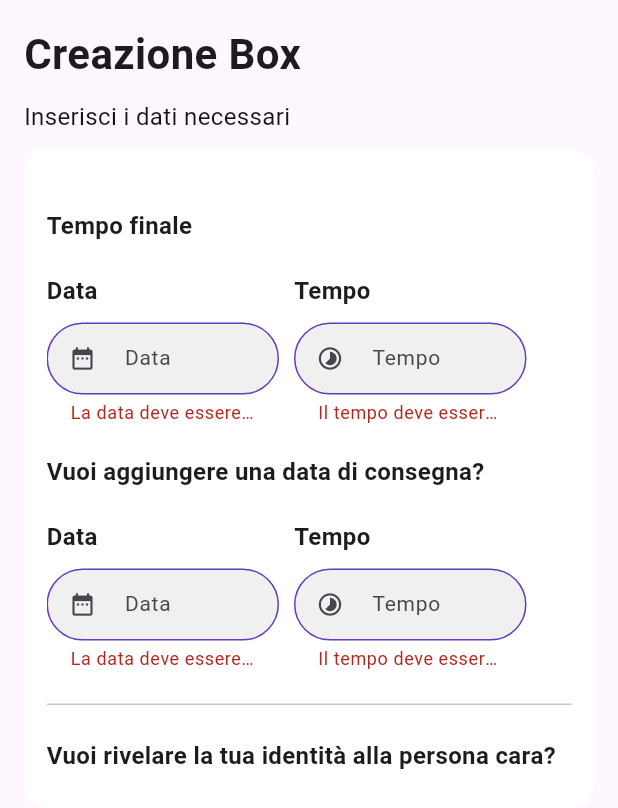
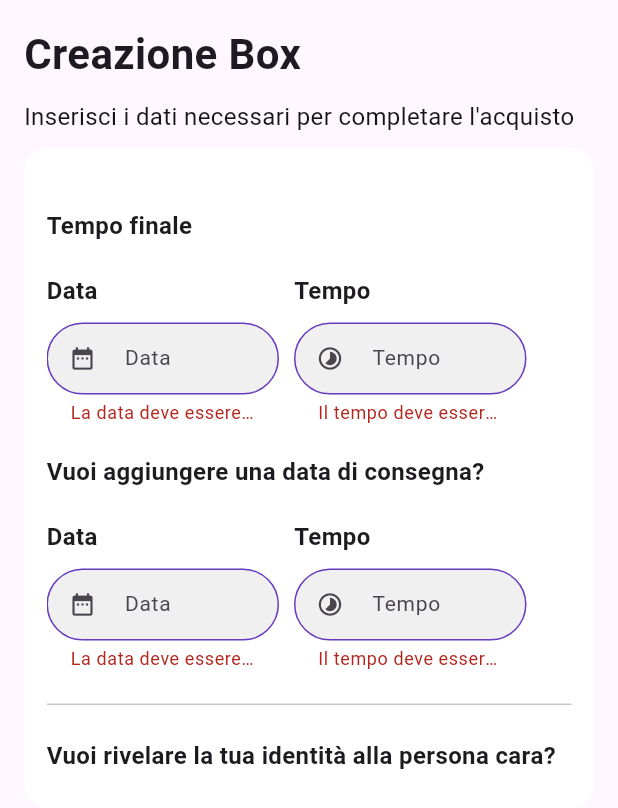
Before and after one commit to p4m-dev/quomia-app, a Flutter app: the FutureFormStep widget shown alone on an empty page, opened directly with empty values, scrolled down 672 dp, after a tap on "Sigilla", on a phone screen of 412 x 824 dp. Shown: the top 808 px of the screen. Run offline on Flutter 3.47's test engine with Material 3 defaults, Android fonts, the light colour scheme and no system bars; our stand-ins replace audioplayers, better_player, cached_network_image, carousel_slider, file_picker, firebase_auth and 11 more; missing offline and left inert: blurhash, video_compress, video_thumbnail; accounts and stored records are empty; network calls fail; Roboto replaces fonts that are missing (DM Sans).

Commit message:
feat: added logic to handle future box

```diff
--- a/lib/widgets/box/request/box_request_factory.dart
+++ b/lib/widgets/box/request/box_request_factory.dart
@@ -29,6 +29,8 @@ class BoxRequestFactory {
   final BoxType boxType;
   final List<DateTime>? futureDates;
   final bool? isAnonymous;
+  final TextEditingController? deliveryDateController;
+  final TextEditingController? deliveryTimeController;
 
   BoxRequestFactory(
       {required this.boxHelper,
@@ -46,7 +48,9 @@ class BoxRequestFactory {
       required this.receiver,
       required this.boxType,
       this.futureDates,
-      this.isAnonymous});
+      this.isAnonymous,
+      this.deliveryDateController,
+      this.deliveryTimeController});
 
   Future<BoxRequest> createBoxRequest() async {
     return BoxRequest(
@@ -89,6 +93,16 @@ class BoxRequestFactory {
         end: CustomDateUtils.transformDate(
             dateEndController.text, timeEndController.text),
       ),
-        future: futureDates);
+      future: futureDates,
+      deliveryDate: _getDeliveryDate(),
+    );
+  }
+
+  DateTime? _getDeliveryDate() {
+    return (deliveryDateController?.text.isNotEmpty ?? false) &&
+            (deliveryTimeController?.text.isNotEmpty ?? false)
+        ? CustomDateUtils.transformDate(
+            deliveryDateController!.text, deliveryTimeController!.text)
+        : null;
   }
 }
--- a/lib/widgets/box/steps/future_form_step.dart
+++ b/lib/widgets/box/steps/future_form_step.dart
@@ -1,5 +1,7 @@
+import 'dart:io';
 import 'dart:typed_data';
 
+import 'package:file_picker/file_picker.dart';
 import 'package:flutter/material.dart';
 import 'package:fluttertoast/fluttertoast.dart';
 import 'package:quomia/designSystem/button.dart';
@@ -14,6 +16,7 @@ import 'package:quomia/http/constants.dart';
 import 'package:quomia/models/box/box_helper.dart';
 import 'package:quomia/models/box/box_type.dart';
 import 'package:quomia/models/box/category.dart';
+import 'package:quomia/models/box/file_type.dart';
 import 'package:quomia/models/box/request/box_request.dart';
 import 'package:quomia/models/box/request/dates.dart';
 import 'package:quomia/models/box/request/file_item.dart';
@@ -22,6 +25,10 @@ import 'package:quomia/screens/home_screen.dart';
 import 'package:quomia/utils/app_colors.dart';
 import 'package:quomia/utils/date_utils.dart';
 import 'package:quomia/utils/file_utils.dart';
+import 'package:quomia/utils/firebase_utils.dart';
+import 'package:quomia/utils/message_utils.dart';
+import 'package:quomia/utils/video_utils.dart';
+import 'package:quomia/widgets/box/request/box_request_factory.dart';
 import 'package:quomia/widgets/box/steps/date_time_row.dart';
 import 'package:quomia/widgets/box/steps/media_textfield.dart';
 import 'package:quomia/widgets/box/user_bottomsheet.dart';
@@ -49,9 +56,14 @@ class _FutureFormStepState extends State<FutureFormStep> {
   final TextEditingController _deliveryTimeController = TextEditingController();
   final TextEditingController _fileController = TextEditingController();
   final _formKey = GlobalKey<FormState>();
+
   late Map<String, dynamic> selectedFile;
   late Uint8List _fileBytes;
   late String _fileExtension;
+  late List<DateTime> _dates;
+  late String? _downloadUrl;
+  late String _fileName;
+  late String _filePath;
 
   bool? _isAnonymousEnabled = false;
 
@@ -66,7 +78,8 @@ class _FutureFormStepState extends State<FutureFormStep> {
             children: [
               const CustomTitle(data: 'Creazione Box'),
               const Gap(height: 10.0),
-              const Subtitle(data: 'Inserisci i dati necessari'),
+              const Subtitle(
+                  data: "Inserisci i dati necessari per completare l'acquisto"),
               const Gap(height: 10.0),
               Form(
                 key: _formKey,
@@ -154,9 +167,11 @@ class _FutureFormStepState extends State<FutureFormStep> {
                                     contentController: _contentController,
                                     fileController: _fileController,
                                     onFileSelected: (fileData) {
-                                      _fileBytes = fileData['fileBytes'] ?? '';
                                       _fileExtension =
                                           fileData['fileExtension'] ?? '';
+                                      _fileName = fileData['fileName'] ?? '';
+                                      _filePath = fileData['filePath'] ?? '';
+                                      _fileBytes = fileData['fileBytes'] ?? '';
                                     }),
                                 const Gap(height: 20.0),
                                 const Divider(
@@ -282,72 +297,76 @@ class _FutureFormStepState extends State<FutureFormStep> {
         widget.onLoading(true);
       });
 
-      // try {
-      //   BoxRequest boxRequest = BoxRequest(
-      //       sender: 'Samuel Maggio',
-      //       receiver: _userController.text,
-      //       title: _titleController.text,
-      //       type: BoxType.future,
-      //       category: widget.boxHelper.category ?? Category.text,
-      //       isAnonymous: _isAnonymousEnabled,
-      //       file: widget.boxHelper.category == Category.interactive
-      //           ? File(
-      //               name: _fileController.text,
-      //               fileType:
-      //                   FileUtils.convertExtensionToFileType(_fileExtension),
-      //               content: _fileBytes)
-      //           : null,
-      //       message: widget.boxHelper.category == Category.text
-      //           ? _contentController.text
-      //           : null,
-      //       dates: Dates(
-      //           range: Range(
-      //               start: CustomDateUtils.transformDate(
-      //                   _dateStartController.text, _timeStartController.text),
-      //               end: CustomDateUtils.transformDate(
-      //                   _dateEndController.text, _timeEndController.text)),
-      //           deliveryDate: CustomDateUtils.transformDate(
-      //               _deliveryDateController.text,
-      //               _deliveryTimeController.text)));
+      FileType fileType = FileUtils.convertExtensionToFileType(_fileExtension);
 
-      //   HttpBoxService httpBoxService = HttpBoxService();
-      //   var baseUrl = Constants.baseUrl;
-      //   await httpBoxService.createBox(boxRequest, '$baseUrl/box/future');
+      String? videoThumbnailUrl = '';
 
-      //   if (mounted) {
-      //     Fluttertoast.showToast(
-      //       msg:
-      //           "Acquisto del box avvenuto correttamente! A breve riceverai una mail di conferma.",
-      //       toastLength: Toast.LENGTH_LONG,
-      //       gravity: ToastGravity.TOP,
-      //       backgroundColor: AppColors.light.tertiary,
-      //       textColor: Colors.white,
-      //       fontSize: 16.0,
-      //     );
+      if (widget.boxHelper.category == Category.interactive) {
+        _downloadUrl = await FirebaseUtils.uploadFileToStorage(
+            filePath: _filePath,
+            fileType: fileType,
+            fileExtension: _fileExtension,
+            sender: 'Samuel Maggio',
+            fileName: _fileName);
 
-      //     Navigator.push(
-      //       context,
-      //       MaterialPageRoute(builder: (context) => const HomeScreen()),
-      //     );
-      //   }
-      // } catch (e) {
-      //   if (mounted) {
-      //     Fluttertoast.showToast(
-      //       msg: "Errore durante l'acquisto del box: $e",
-      //       toastLength: Toast.LENGTH_LONG,
-      //       gravity: ToastGravity.TOP,
-      //       backgroundColor: AppColors.light.error,
-      //       textColor: Colors.white,
-      //       fontSize: 16.0,
-      //     );
-      //   }
-      // } finally {
-      //   if (mounted) {
-      //     setState(() {
-      //       widget.onLoading(false);
-      //     });
-      //   }
-      // }
+        if (fileType.isVideo) {
+          File? thumbnailFile = await VideoUtils.generateThumbnail(_filePath);
+
+          videoThumbnailUrl = await FirebaseUtils.uploadThumbnailToStorage(
+              fileType: FileType.image,
+              fileExtension: 'jpg',
+              sender: 'Samuel Maggio',
+              file: thumbnailFile,
+              fileName: _fileName);
+        }
+      }
+
+      try {
+        final boxRequestFactory = BoxRequestFactory(
+            boxHelper: widget.boxHelper,
+            titleController: _titleController,
+            contentController: _contentController,
+            dateStartController: _dateStartController,
+            timeStartController: _timeStartController,
+            dateEndController: _dateEndController,
+            timeEndController: _timeEndController,
+            downloadUrl: _downloadUrl,
+            fileExtension: _fileExtension,
+            isImage: fileType.isImage,
+            fileBytes: _fileBytes,
+            videoThumbnailUrl: videoThumbnailUrl,
+            receiver: null,
+            boxType: BoxType.rewind,
+            futureDates: _dates,
+            isAnonymous: _isAnonymousEnabled);
+
+        final boxRequest = await boxRequestFactory.createBoxRequest();
+
+        HttpBoxService httpBoxService = HttpBoxService();
+        var baseUrl = Constants.baseUrl;
+        await httpBoxService.createBox(boxRequest, '$baseUrl/box/rewind');
+
+        if (mounted) {
+          MessageUtils.showToast("Acquisto del box avvenuto correttamente!",
+              AppColors.light.tertiary, Colors.white);
+
+          Navigator.push(
+            context,
+            MaterialPageRoute(builder: (context) => const HomeScreen()),
+          );
+        }
+      } catch (e) {
+        if (mounted) {
+          MessageUtils.showToast("Errore durante l'acquisto del box: $e",
+              AppColors.light.error, Colors.white);
+        }
+      } finally {
+        if (mounted) {
+          setState(() {
+            widget.onLoading(false);
+          });
+        }
+      }
     }
   }
 }
--- a/lib/widgets/box/steps/rewind_form_step.dart
+++ b/lib/widgets/box/steps/rewind_form_step.dart
@@ -16,10 +16,6 @@ import 'package:quomia/models/box/box_helper.dart';
 import 'package:quomia/models/box/box_type.dart';
 import 'package:quomia/models/box/category.dart';
 import 'package:quomia/models/box/file_type.dart';
-import 'package:quomia/models/box/request/box_request.dart';
-import 'package:quomia/models/box/request/dates.dart';
-import 'package:quomia/models/box/request/file_item.dart';
-import 'package:quomia/models/box/request/range.dart';
 import 'package:quomia/screens/home_screen.dart';
 import 'package:quomia/utils/app_colors.dart';
 import 'package:quomia/utils/date_utils.dart';
@@ -115,7 +111,8 @@ class _RewindFormStepState extends State<RewindFormStep> {
           children: [
             const CustomTitle(data: 'Creazione Box'),
             const Gap(height: 10.0),
-            const Subtitle(data: 'Inserisci i dati necessari'),
+            const Subtitle(
+                data: "Inserisci i dati necessari per completare l'acquisto"),
             const Gap(height: 10.0),
             Form(
               key: _formKey,
@@ -201,9 +198,11 @@ class _RewindFormStepState extends State<RewindFormStep> {
                                   contentController: _contentController,
                                   fileController: _fileController,
                                   onFileSelected: (fileData) {
-                                    _fileBytes = fileData['fileBytes'] ?? '';
                                     _fileExtension =
                                         fileData['fileExtension'] ?? '';
+                                    _fileName = fileData['fileName'] ?? '';
+                                    _filePath = fileData['filePath'] ?? '';
+                                    _fileBytes = fileData['fileBytes'] ?? '';
                                   }),
                               const Gap(height: 20.0),
                               const Divider(
--- a/lib/widgets/box/steps/social_form_step.dart
+++ b/lib/widgets/box/steps/social_form_step.dart
@@ -3,7 +3,6 @@ import 'dart:typed_data';
 
 import 'package:file_picker/file_picker.dart';
 import 'package:flutter/material.dart';
-import 'package:fluttertoast/fluttertoast.dart';
 import 'package:quomia/designSystem/button.dart';
 import 'package:quomia/designSystem/gap.dart';
 import 'package:quomia/designSystem/info_message.dart';
@@ -77,7 +76,8 @@ class _SocialFormStepState extends State<SocialFormStep> {
           children: [
             const CustomTitle(data: 'Creazione Box'),
             const Gap(height: 10.0),
-            const Subtitle(data: 'Inserisci i dati necessari'),
+            const Subtitle(
+                data: "Inserisci i dati necessari per completare l'acquisto"),
             const Gap(height: 10.0),
             Form(
               key: _formKey,
```
Lines whose indentation alone changed are shown as unchanged.
